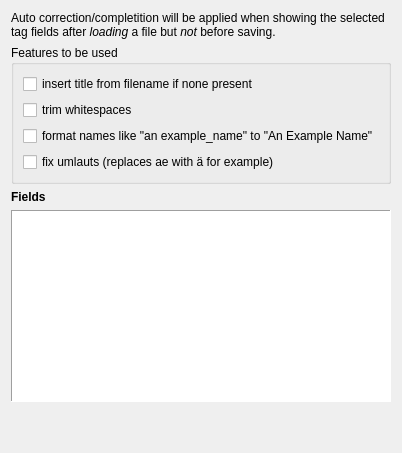
Above: gui/editorautocorrectionoptionpage.ui from Martchus/tageditor before the change. Below: the same form after it.
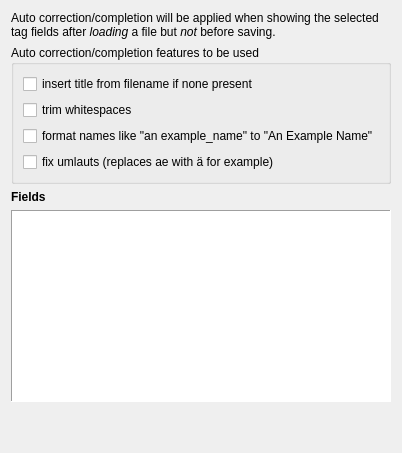
That is the form after the change.

What changed in the file:
```diff
--- a/gui/editorautocorrectionoptionpage.ui
+++ b/gui/editorautocorrectionoptionpage.ui
@@ -12,7 +12,7 @@
    <item>
     <widget class="QLabel" name="label">
      <property name="text">
-      <string>&lt;html&gt;&lt;head/&gt;&lt;body&gt;&lt;p&gt;Auto correction/completition will be applied when showing the selected tag fields after &lt;span style=&quot; font-style:italic;&quot;&gt;loading&lt;/span&gt; a file but &lt;span style=&quot; font-style:italic;&quot;&gt;not&lt;/span&gt; before saving.&lt;/p&gt;&lt;/body&gt;&lt;/html&gt;</string>
+      <string>&lt;html&gt;&lt;head/&gt;&lt;body&gt;&lt;p&gt;Auto correction/completion will be applied when showing the selected tag fields after &lt;span style=&quot; font-style:italic;&quot;&gt;loading&lt;/span&gt; a file but &lt;span style=&quot; font-style:italic;&quot;&gt;not&lt;/span&gt; before saving.&lt;/p&gt;&lt;/body&gt;&lt;/html&gt;</string>
      </property>
      <property name="wordWrap">
       <bool>true</bool>
@@ -22,7 +22,7 @@
    <item>
     <widget class="QGroupBox" name="featuresGroupBox">
      <property name="title">
-      <string>Features to be used</string>
+      <string>Auto correction/completion features to be used</string>
      </property>
      <layout class="QVBoxLayout" name="verticalLayout_2">
       <item>
```
